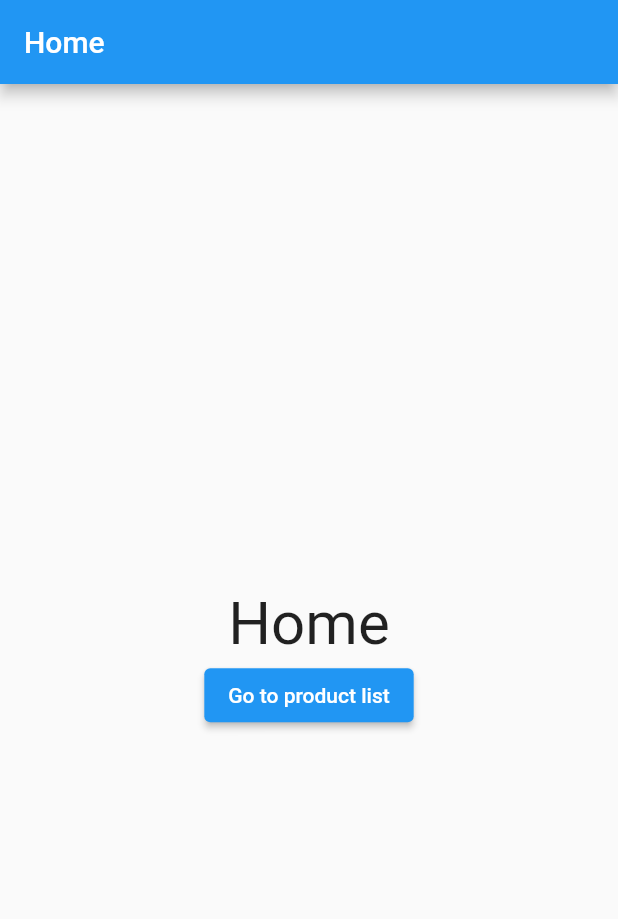
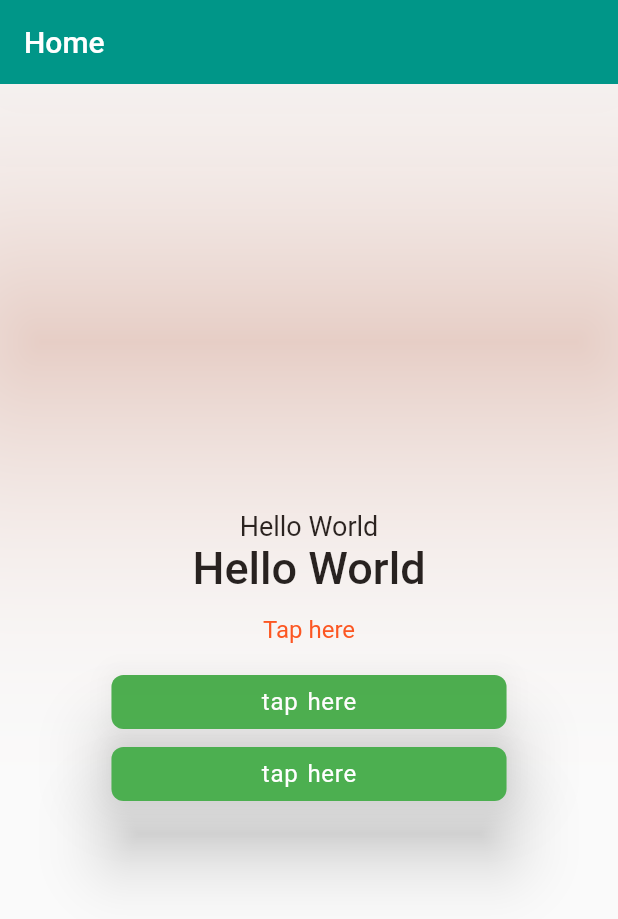
Before and after one commit to saem10/Flutter_project, a Flutter app: the screen it shows after launch, on a phone screen of 412 x 824 dp. Shown: the top 919 px of the screen. Run offline on Flutter 3.47's test engine with Material 2 defaults, Android fonts, the phone set to English and light mode, and no system bars.

Commit message:
theme:ThemeData

```diff
--- a/lib/main.dart
+++ b/lib/main.dart
@@ -9,13 +9,51 @@ class Myapp extends StatelessWidget {
 
   @override
   Widget build(BuildContext context) {
-    return const MaterialApp(
+    return MaterialApp(
       home: HomeScreen(),
+      theme: ThemeData(
+        primaryColor: Colors.green,
+        elevatedButtonTheme: ElevatedButtonThemeData(
+          style: ElevatedButton.styleFrom(
+              backgroundColor: Colors.green,
+              foregroundColor: Colors.white,
+            padding: EdgeInsets.symmetric(horizontal: 100,vertical: 5),
+            shape: RoundedRectangleBorder(
+              borderRadius: BorderRadius.circular(8),),
+            elevation: 20,
+            textStyle: TextStyle(
+              fontSize: 16,
+              letterSpacing: 0.5,
+              wordSpacing: 1.5,
+            )
+          ),
+        ),
+        textButtonTheme: TextButtonThemeData(
+          style: TextButton.styleFrom(
+            textStyle: TextStyle(fontSize: 16,
+            ),
+            foregroundColor:Colors.deepOrange
+          ),
+        ),
+        appBarTheme: AppBarTheme(
+            backgroundColor: Colors.teal,
+            elevation: 100,
+            shadowColor: Colors.deepOrange),
+        textTheme: TextTheme(
+          bodyMedium: TextStyle(fontSize: 18),
+          bodyLarge: TextStyle(fontSize: 30),
+        ),
+
+      ),
+      darkTheme: ThemeData(
+        brightness: Brightness.dark,
+      ),
+      themeMode:ThemeMode.light,
+
     );
   }
 }
 
-///Route
 class HomeScreen extends StatelessWidget {
   const HomeScreen({super.key});
 
@@ -29,84 +67,14 @@ class HomeScreen extends StatelessWidget {
         child: Column(
           mainAxisAlignment: MainAxisAlignment.center,
           children: [
-            Text(
-              'Home',
-              style: TextStyle(fontSize: 40),
-            ),
-            ElevatedButton(
-              onPressed: () {
-                Navigator.push(
-                    context,
-                    MaterialPageRoute(
-                        builder: (context) => ProductListTitle()));
-              },
-              child: Text('Go to product list'),
-            ),
+            Text('Hello World'),
+            Text('Hello World',style: Theme.of(context).textTheme.bodyLarge,),
+            TextButton(onPressed: (){}, child:Text('Tap here'),),
+            ElevatedButton(onPressed: (){}, child: Text('tap here'),),
+            ElevatedButton(onPressed: (){}, child: Text('tap here'),),
           ],
         ),
       ),
     );
   }
 }
-//Route
-class ProductListTitle extends StatelessWidget {
-  const ProductListTitle({super.key});
-
-  @override
-  Widget build(BuildContext context) {
-    return Scaffold(
-      appBar: AppBar(
-        title: Text('Product list'),
-      ),
-      body: ListView.builder(
-        itemCount: 50,
-        itemBuilder: (context, index) {
-          return ListTile(
-            onTap: () {
-              Navigator.push(
-                context,
-                MaterialPageRoute(
-                  builder: (context) =>
-                      ProductDetailsScreen(productName: index.toString(),),
-                ),
-              ).then((value) {
-                print(value);
-              });
-            },
-            title: Text(index.toString()),
-          );
-        },
-      ),
-    );
-  }
-}
-
-class ProductDetailsScreen extends StatelessWidget {
-  final String productName;/// Mandatory
-  final double? price;/// Optional
-
-  const ProductDetailsScreen(
-      {super.key, required this.productName, this.price});
-
-  @override
-  Widget build(BuildContext context) {
-    return Scaffold(
-      appBar: AppBar(
-        title: Text('Product Details'),
-      ),
-      body: Center(
-        child: Column(
-          children: [
-            Text(
-              productName,
-              style: TextStyle(fontSize: 30),
-            ),
-            ElevatedButton(onPressed: (){
-              Navigator.pop(context, 'My name $productName');
-            }, child: Text('Back'),)
-          ],
-        ),
-      ),
-    );
-  }
-}
```
